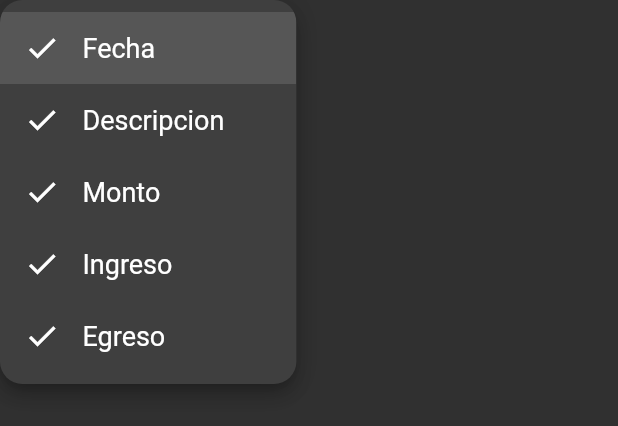
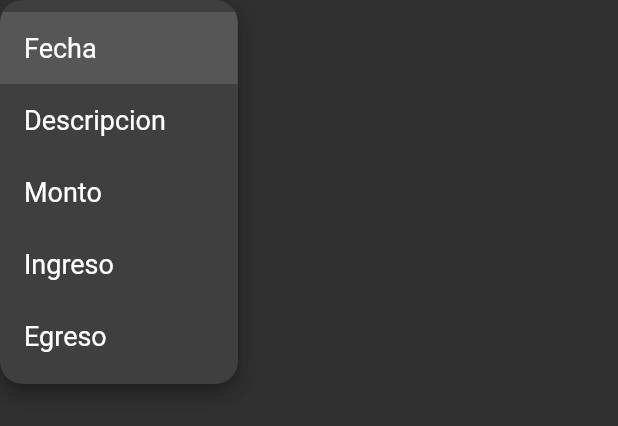
Before and after one commit to MatiasSalomon01/MoneyFlow, a Flutter app: the _DropDownButton widget shown alone on an empty page, opened directly, after a tap on "Fecha", on a phone screen of 412 x 824 dp. Shown: the top 426 px of the screen. Run offline on Flutter 3.47's test engine with Material 2 defaults, Android fonts, the phone set to English and light mode, and no system bars; our stand-ins replace animate_do, shared_preferences; accounts and stored records are empty; network calls fail.

Commit message:
dropDownButton sin iconos

```diff
--- a/lib/screens/search_screen.dart
+++ b/lib/screens/search_screen.dart
@@ -132,57 +132,65 @@ class _DropDownButton extends StatefulWidget {
 
 class _DropDownButtonState extends State<_DropDownButton> {
   int _value = 1;
+  // List<DropdownMenuItem<int>> menuItems = [
+  //   DropdownMenuItem(
+  //     value: 1,
+  //     child: Row(
+  //       children: const [
+  //         Icon(Icons.check),
+  //         SizedBox(width: 15),
+  //         Text('Fecha'),
+  //       ],
+  //     ),
+  //   ),
+  //   DropdownMenuItem(
+  //     value: 2,
+  //     child: Row(
+  //       children: const [
+  //         Icon(Icons.check),
+  //         SizedBox(width: 15),
+  //         Text('Descripcion'),
+  //       ],
+  //     ),
+  //   ),
+  //   DropdownMenuItem(
+  //     value: 3,
+  //     child: Row(
+  //       children: const [
+  //         Icon(Icons.check),
+  //         SizedBox(width: 15),
+  //         Text('Monto'),
+  //       ],
+  //     ),
+  //   ),
+  //   DropdownMenuItem(
+  //     value: 4,
+  //     child: Row(
+  //       children: const [
+  //         Icon(Icons.check),
+  //         SizedBox(width: 15),
+  //         Text('Ingreso'),
+  //       ],
+  //     ),
+  //   ),
+  //   DropdownMenuItem(
+  //     value: 5,
+  //     child: Row(
+  //       children: const [
+  //         Icon(Icons.check),
+  //         SizedBox(width: 15),
+  //         Text('Egreso'),
+  //       ],
+  //     ),
+  //   )
+  // ];
+
   List<DropdownMenuItem<int>> menuItems = [
-    DropdownMenuItem(
-      value: 1,
-      child: Row(
-        children: const [
-          Icon(Icons.check),
-          SizedBox(width: 15),
-          Text('Fecha'),
-        ],
-      ),
-    ),
-    DropdownMenuItem(
-      value: 2,
-      child: Row(
-        children: const [
-          Icon(Icons.check),
-          SizedBox(width: 15),
-          Text('Descripcion'),
-        ],
-      ),
-    ),
-    DropdownMenuItem(
-      value: 3,
-      child: Row(
-        children: const [
-          Icon(Icons.check),
-          SizedBox(width: 15),
-          Text('Monto'),
-        ],
-      ),
-    ),
-    DropdownMenuItem(
-      value: 4,
-      child: Row(
-        children: const [
-          Icon(Icons.check),
-          SizedBox(width: 15),
-          Text('Ingreso'),
-        ],
-      ),
-    ),
-    DropdownMenuItem(
-      value: 5,
-      child: Row(
-        children: const [
-          Icon(Icons.check),
-          SizedBox(width: 15),
-          Text('Egreso'),
-        ],
-      ),
-    )
+    const DropdownMenuItem(value: 1, child: Text('Fecha')),
+    const DropdownMenuItem(value: 2, child: Text('Descripcion')),
+    const DropdownMenuItem(value: 3, child: Text('Monto')),
+    const DropdownMenuItem(value: 4, child: Text('Ingreso')),
+    const DropdownMenuItem(value: 5, child: Text('Egreso'))
   ];
 
   @override
@@ -203,7 +211,7 @@ class _DropDownButtonState extends State<_DropDownButton> {
         },
         elevation: 8,
         dropdownColor: Preferences.isDarkMode
-            ? Color.fromARGB(255, 63, 63, 63)
+            ? const Color.fromARGB(255, 63, 63, 63)
             : Colors.white,
         borderRadius: BorderRadius.circular(15),
         style: TextStyle(
```
